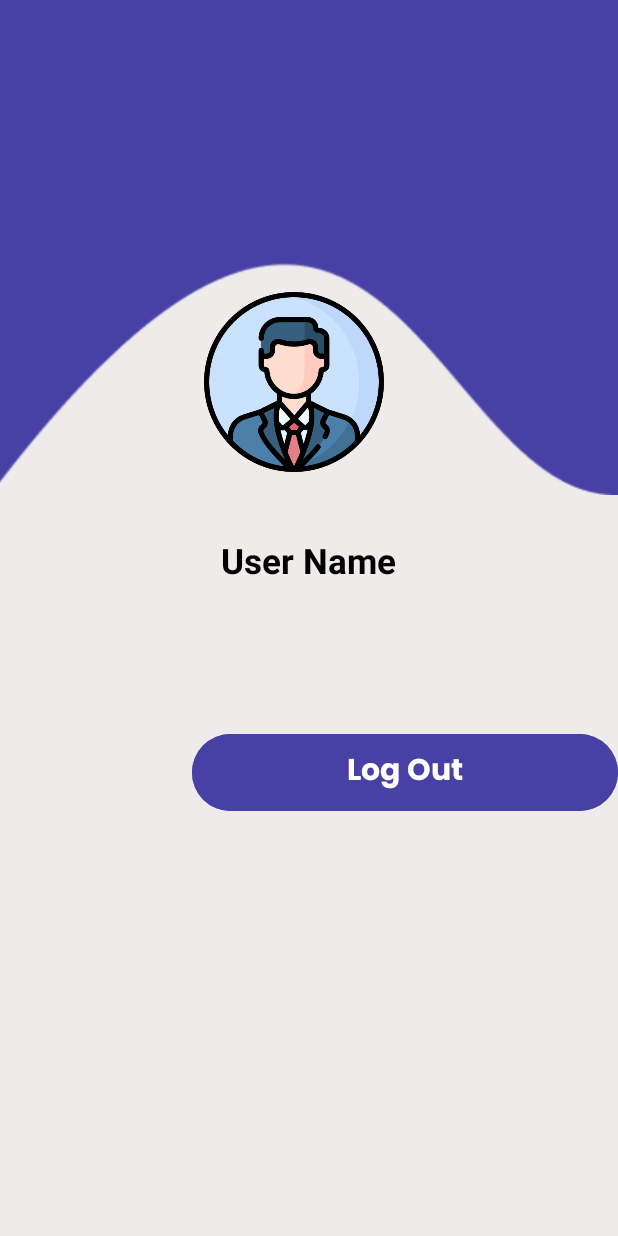
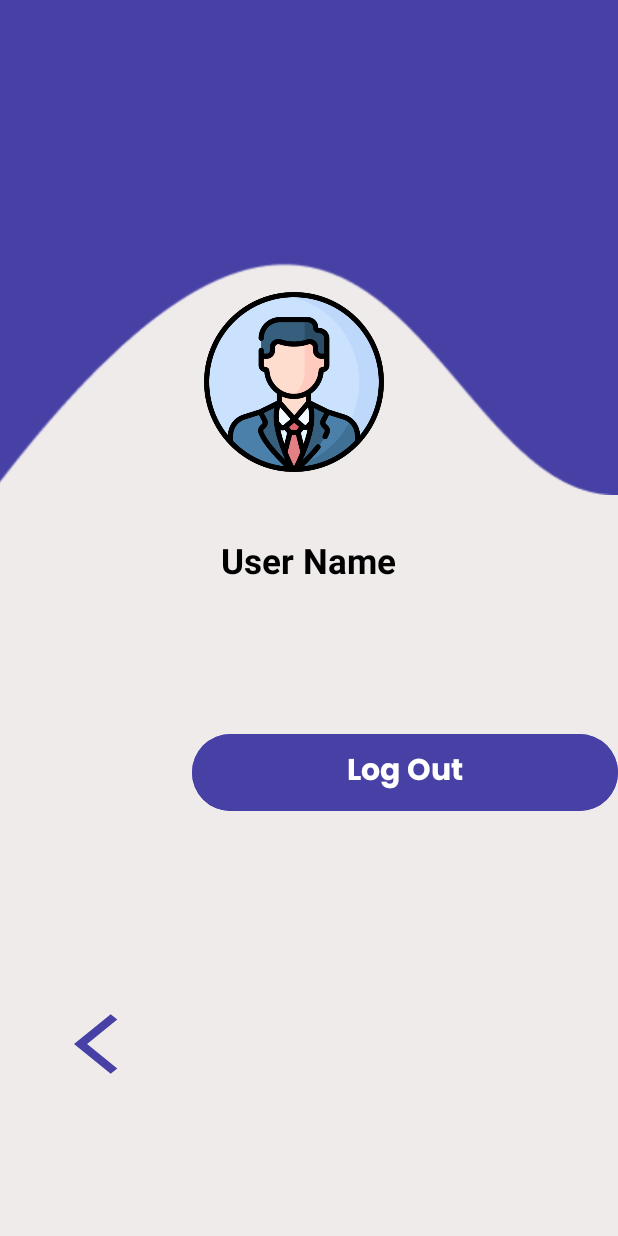
Before and after one commit to MICHAEL-EMIL1/Pervasive-Computing, an Android app: the Profile screen opened directly, with no data from a screen before it, on a phone screen of 412 x 824 dp. Run offline under Robolectric (Android 15) with nearby library versions, the phone set to English and light mode, and no system bars.

Commit message:
Front-end

```diff
--- a/app/src/main/java/com/example/pervasivecomputingproject/Regestiration.java
+++ b/app/src/main/java/com/example/pervasivecomputingproject/Regestiration.java
@@ -186,7 +186,7 @@ public class Regestiration extends AppCompatActivity {
         super.onActivityResult(requestCode, resultCode, data);
         if (requestCode == 1 && resultCode == RESULT_OK && data != null && data.getData() != null) {
             Uri selectedImageUri = data.getData();
-            // You can now use the selectedImageUri to display the image or upload it
+
             Toast.makeText(this, "Image selected: " + selectedImageUri.toString(), Toast.LENGTH_SHORT).show();
  }
     }
--- a/app/src/main/res/layout/activity_profile.xml
+++ b/app/src/main/res/layout/activity_profile.xml
@@ -73,12 +73,15 @@
         android:id="@+id/arrow_icon"
         android:layout_width="59dp"
         android:layout_height="wrap_content"
-        android:layout_alignParentStart="true"
-        android:layout_alignParentTop="true"
         android:background="@drawable/_arrow_back_ios_24"
         android:outlineSpotShadowColor="@color/black"
-        tools:layout_editor_absoluteX="16dp"
-        tools:layout_editor_absoluteY="604dp"
-        tools:ignore="MissingConstraints" />
+        app:layout_constraintBottom_toBottomOf="parent"
+        app:layout_constraintEnd_toEndOf="parent"
+        app:layout_constraintHorizontal_bias="0.139"
+        app:layout_constraintLeft_toLeftOf="parent"
+        app:layout_constraintStart_toStartOf="parent"
+        app:layout_constraintTop_toTopOf="parent"
+        app:layout_constraintVertical_bias="0.866" />
+
 
 </androidx.constraintlayout.widget.ConstraintLayout>
--- a/app/src/main/res/layout/activity_sign_in.xml
+++ b/app/src/main/res/layout/activity_sign_in.xml
@@ -160,7 +160,7 @@
                             android:id="@+id/sign_up_remember_me"
                             android:layout_width="wrap_content"
                             android:layout_height="wrap_content"
-                            android:minWidth="48dp"
+                            android:minWidth="4dp"
                             android:minHeight="48dp" />
                     </LinearLayout>
 
```
